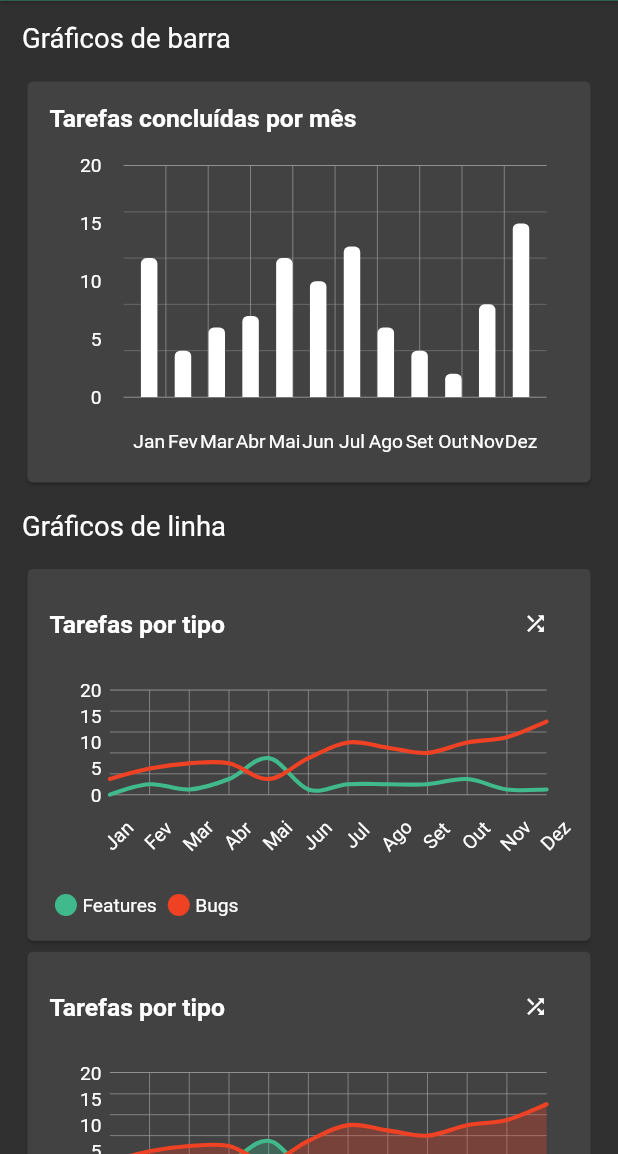
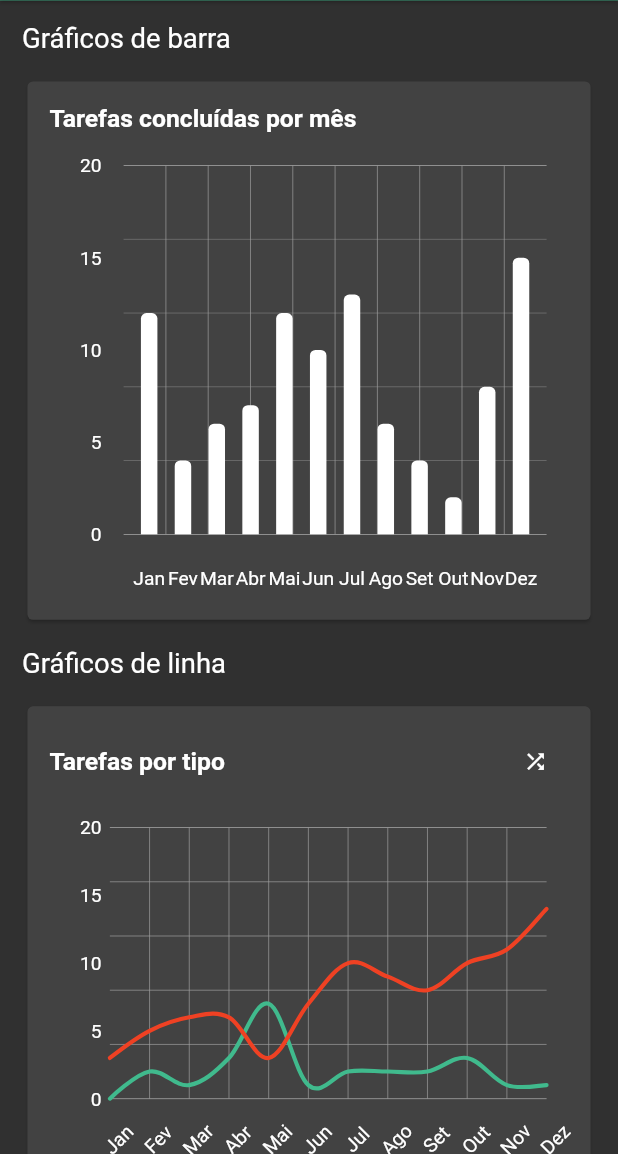
Before and after one commit to giuliacf/flutter_charts_example, a Flutter app: the screen it shows after launch, after a tap on "Trocar plugin", on a phone screen of 412 x 824 dp, the part 82-1236 px from its top. Run offline on Flutter 3.47's test engine with Material 2 defaults, Android fonts, the phone set to English and light mode, and no system bars; drawn by our look-alikes of fl_chart; our stand-ins replace charts_flutter, flutter_mobx, mobx, responsive_framework; generated files the repository leaves out were written again.

Commit message:
Trocar gridview por wrap

```diff
--- a/lib/screens/home_screen.dart
+++ b/lib/screens/home_screen.dart
@@ -1,6 +1,6 @@
 import 'package:flutter/material.dart';
 import 'package:flutter_charts_example/controller/home_controller.dart';
-import 'package:flutter_charts_example/screens/widget_fl_chart.dart';
+import 'package:flutter_charts_example/screens/widgets/fl_charts/widget_fl_chart.dart';
 import 'package:flutter_charts_example/screens/widgets/charts_flutter/widget_charts_flutter.dart';
 import 'package:flutter_charts_example/screens/widgets/responsive_app_bar.dart';
 import 'package:flutter_mobx/flutter_mobx.dart';
--- a/lib/screens/widgets/fl_charts/fl_bar_chart.dart
+++ b/lib/screens/widgets/fl_charts/fl_bar_chart.dart
@@ -40,7 +40,7 @@ class VerticalBarChartState extends State<VerticalBarChart> {
     return LayoutBuilder(
       builder: (context, constraints) {
         return Container(
-          height: 300,
+          height: 400,
           child: Card(
             child: Padding(
               padding: const EdgeInsets.all(16),
--- a/lib/screens/widgets/fl_charts/fl_line_chart.dart
+++ b/lib/screens/widgets/fl_charts/fl_line_chart.dart
@@ -40,7 +40,7 @@ class _MultipleLineChartState extends State<MultipleLineChart> {
 
   Widget build(BuildContext context) {
     return Container(
-      height: 300,
+      height: 400,
       child: Card(
         child: Padding(
           padding: const EdgeInsets.all(16.0),
--- a/lib/screens/widgets/fl_charts/fl_pie_chart.dart
+++ b/lib/screens/widgets/fl_charts/fl_pie_chart.dart
@@ -35,7 +35,7 @@ class PieChart2State extends State<PieChartExample> {
   @override
   Widget build(BuildContext context) {
     return Container(
-      height: 300,
+      height: 400,
       child: Card(
         child: Padding(
           padding: EdgeInsets.all(16.0),
--- a/lib/screens/widget_fl_chart.dart
+++ b/lib/screens/widgets/fl_charts/widget_fl_chart.dart
@@ -2,6 +2,7 @@ import 'package:flutter/material.dart';
 import 'package:flutter_charts_example/screens/widgets/fl_charts/fl_bar_chart.dart';
 import 'package:flutter_charts_example/screens/widgets/fl_charts/fl_line_chart.dart';
 import 'package:flutter_charts_example/screens/widgets/fl_charts/fl_pie_chart.dart';
+import 'package:responsive_framework/responsive_framework.dart';
 
 class WidgetFlChart extends StatelessWidget {
   @override
@@ -73,16 +74,17 @@ class WidgetFlChart extends StatelessWidget {
           ),
         ),
         SizedBox(height: 16),
-        LayoutBuilder(
-          builder: (context, constraints) {
-            return GridView.count(
-              crossAxisCount: constraints.maxWidth >= 700 ? 2 : 1,
-              childAspectRatio: 1.5,
-              crossAxisSpacing: 16,
-              shrinkWrap: true,
-              children: children,
-            );
-          },
+        ResponsiveVisibility(
+          visible: false,
+          visibleWhen: [Condition.largerThan(name: TABLET)],
+          child: Row(
+            children:
+                children.map((widget) => Expanded(child: widget)).toList(),
+          ),
+          replacement: Wrap(
+            runSpacing: 50,
+            children: children,
+          ),
         ),
       ],
     );
```
